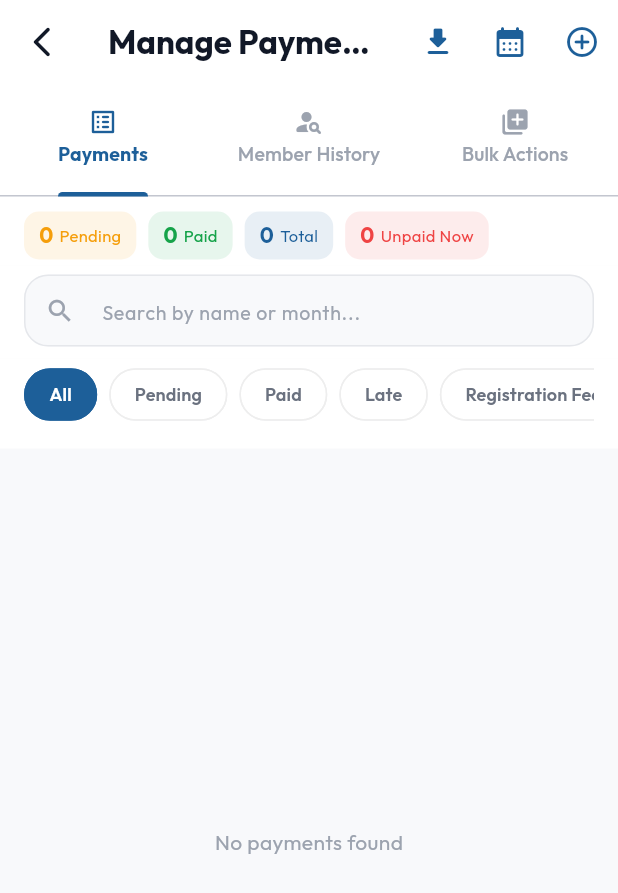
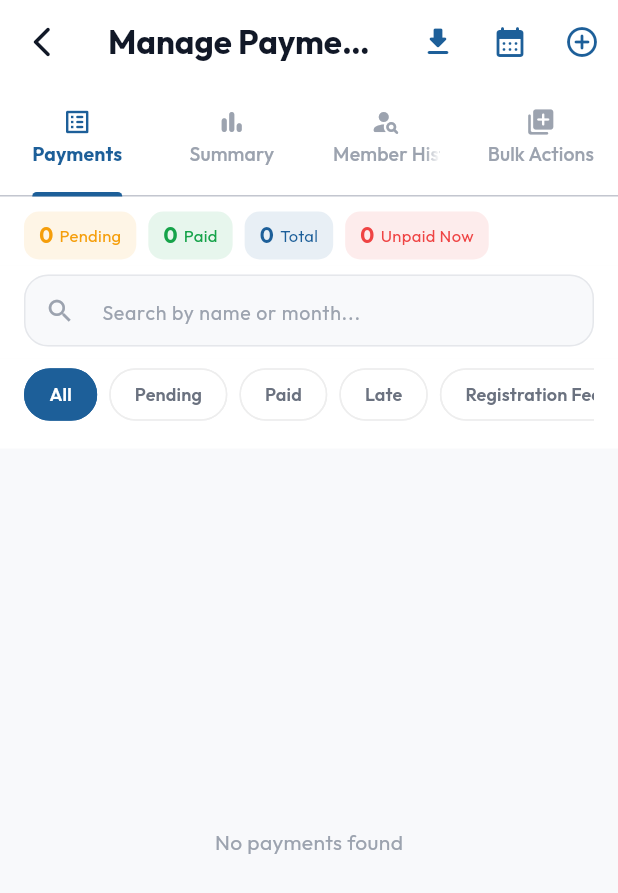
Before and after one commit to Bosah3064/glamorous-care-initiative, a Flutter app: the ManagePaymentsScreen screen opened by its route, on a phone screen of 412 x 824 dp. Shown: the top 893 px of the screen. Run offline on Flutter 3.47's test engine with Material 3 defaults, Android fonts, the phone set to English and light mode, and no system bars; our stand-ins replace audioplayers, confetti, flutter_dotenv, flutter_tts, google_fonts, pdf and 4 more; accounts and stored records are empty.

Commit message:
fix(mobile): correctly register Summary tab in TabBar and TabBarView

```diff
--- a/flutter_app/lib/screens/manage_payments_screen.dart
+++ b/flutter_app/lib/screens/manage_payments_screen.dart
@@ -727,6 +727,7 @@ class _ManagePaymentsScreenState extends State<ManagePaymentsScreen>
               GoogleFonts.outfit(fontWeight: FontWeight.w500, fontSize: 13),
           tabs: const [
             Tab(icon: Icon(Icons.list_alt_rounded, size: 20), text: 'Payments'),
+            Tab(icon: Icon(Icons.bar_chart_rounded, size: 20), text: 'Summary'),
             Tab(
                 icon: Icon(Icons.person_search_rounded, size: 20),
                 text: 'Member History'),
@@ -743,6 +744,7 @@ class _ManagePaymentsScreenState extends State<ManagePaymentsScreen>
               controller: _tabController,
               children: [
                 _buildPaymentsTab(),
+                _buildSummaryTab(),
                 _buildMemberHistoryTab(),
                 _buildBulkActionsTab(),
               ],
```
